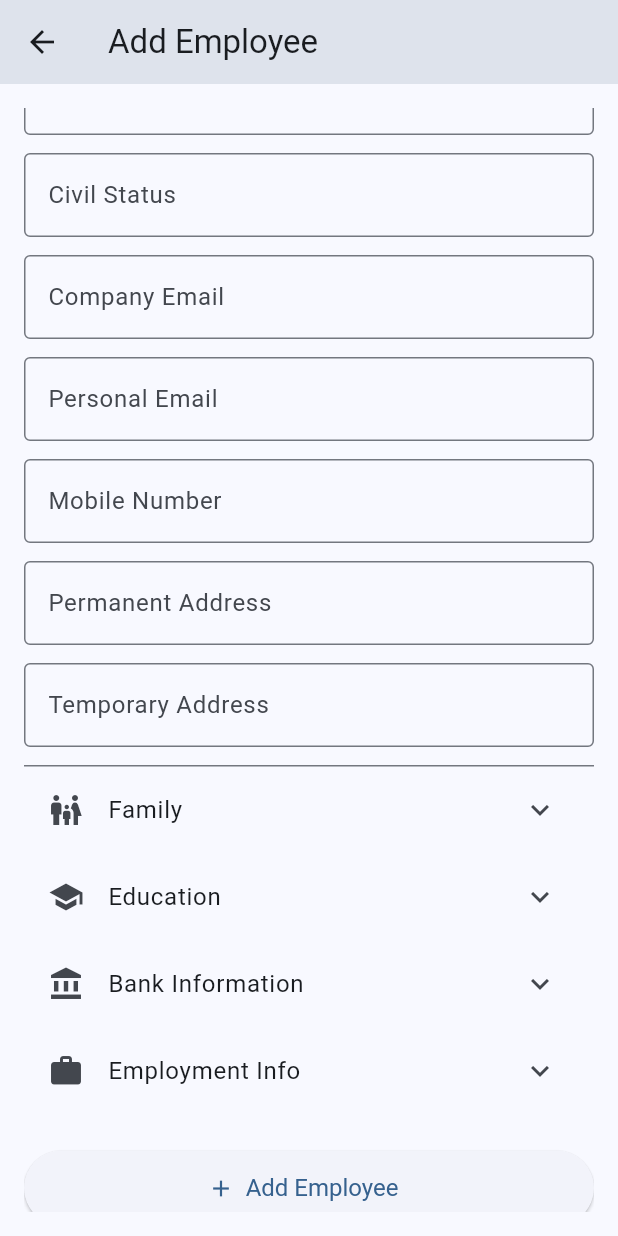
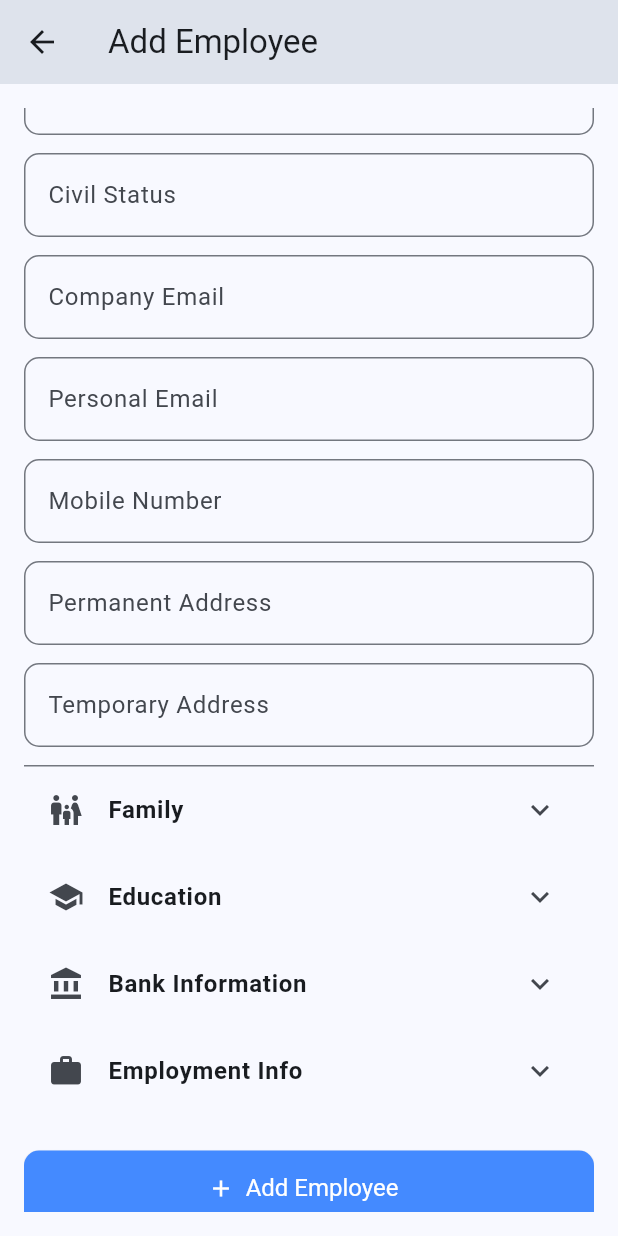
Before and after one commit to its269/hris2, a Flutter app: the ProfileEditPage screen opened directly, scrolled down 576 dp, on a phone screen of 412 x 824 dp. Run offline on Flutter 3.47's test engine with Material 3 defaults, Android fonts, the phone set to English and light mode, and no system bars; network calls fail.

```diff
--- a/analysis_options.yaml
+++ b/analysis_options.yaml
@@ -7,6 +7,9 @@
 
 # The following line activates a set of recommended lints for Flutter apps,
 # packages, and plugins designed to encourage good coding practices.
+analyzer:
+  errors:
+    unused_import: ignore
 include: package:flutter_lints/flutter.yaml
 
 linter:
--- a/lib/pages_admin/profile_edit_page.dart
+++ b/lib/pages_admin/profile_edit_page.dart
@@ -1,6 +1,7 @@
 import 'package:flutter/material.dart';
+import 'package:uuid/uuid.dart';
 import 'employee_model.dart';
-import 'package:uuid/uuid.dart';
+import 'api_service.dart';
 
 class ProfileEditPage extends StatefulWidget {
   final Employee? employee;
@@ -16,7 +17,6 @@ class _ProfileEditPageState extends State<ProfileEditPage> {
   final _uuid = const Uuid();
 
   late Map<String, TextEditingController> controllers;
-
   List<Map<String, dynamic>> familyMembers = [];
 
   @override
@@ -59,7 +59,6 @@ class _ProfileEditPageState extends State<ProfileEditPage> {
       'supervisor': TextEditingController(text: emp?.supervisor ?? ''),
     };
 
-    // Sample initialization if needed
     familyMembers = emp?.familyMembers ?? [];
   }
 
@@ -71,7 +70,7 @@ class _ProfileEditPageState extends State<ProfileEditPage> {
     super.dispose();
   }
 
-  void save() {
+  Future<void> _save() async {
     if (_formKey.currentState!.validate()) {
       final emp = Employee(
         id: widget.employee?.id ?? _uuid.v4(),
@@ -89,9 +88,9 @@ class _ProfileEditPageState extends State<ProfileEditPage> {
         mobileNumber: controllers['mobileNumber']!.text,
         permanentAddress: controllers['permanentAddress']!.text,
         temporaryAddress: controllers['temporaryAddress']!.text,
-        mother: '', // deprecated
-        father: '', // deprecated
-        brother: '', // deprecated
+        mother: '',
+        father: '',
+        brother: '',
         college: controllers['college']!.text,
         shs: controllers['shs']!.text,
         highSchool: controllers['highSchool']!.text,
@@ -107,11 +106,19 @@ class _ProfileEditPageState extends State<ProfileEditPage> {
         familyMembers: familyMembers,
       );
 
-      Navigator.pop(context, emp);
+      if (widget.employee == null) {
+        await ApiService.addEmployee(emp);
+      } else {
+        await ApiService.updateEmployee(emp);
+      }
+
+      if (mounted) {
+        Navigator.pop(context, emp);
+      }
     }
   }
 
-  Widget buildField(
+  Widget _buildField(
     String label,
     String key, {
     TextInputType inputType = TextInputType.text,
@@ -122,7 +129,9 @@ class _ProfileEditPageState extends State<ProfileEditPage> {
         controller: controllers[key],
         decoration: InputDecoration(
           labelText: label,
-          border: const OutlineInputBorder(),
+          border: const OutlineInputBorder(
+            borderRadius: BorderRadius.all(Radius.circular(10)),
+          ),
         ),
         keyboardType: inputType,
         validator: (value) =>
@@ -131,30 +140,32 @@ class _ProfileEditPageState extends State<ProfileEditPage> {
     );
   }
 
-  Widget buildDateField(String label, String key) {
+  Widget _buildDateField(String label, String key) {
     return GestureDetector(
       onTap: () async {
         DateTime? pickedDate = await showDatePicker(
           context: context,
           initialDate:
-              DateTime.tryParse(controllers[key]?.text ?? '') ?? DateTime(1990),
+              DateTime.tryParse(controllers[key]?.text ?? '') ?? DateTime.now(),
           firstDate: DateTime(1900),
-          lastDate: DateTime.now(),
+          lastDate: DateTime(2101),
         );
         if (pickedDate != null) {
-          controllers[key]?.text = pickedDate
-              .toIso8601String()
-              .split('T')
-              .first;
+          setState(() {
+            controllers[key]?.text = pickedDate
+                .toIso8601String()
+                .split('T')
+                .first;
+          });
         }
       },
       child: AbsorbPointer(
-        child: buildField(label, key, inputType: TextInputType.datetime),
+        child: _buildField(label, key, inputType: TextInputType.datetime),
       ),
     );
   }
 
-  Widget buildFamilyField(int index) {
+  Widget _buildFamilyField(int index) {
     return Row(
       children: [
         Expanded(
@@ -163,7 +174,9 @@ class _ProfileEditPageState extends State<ProfileEditPage> {
             value: familyMembers[index]['relation'],
             decoration: const InputDecoration(
               labelText: 'Relation',
-              border: OutlineInputBorder(),
+              border: OutlineInputBorder(
+                borderRadius: BorderRadius.all(Radius.circular(10)),
+              ),
             ),
             items: ['Mother', 'Father', 'Brother', 'Sister', 'Spouse', 'Child']
                 .map(
@@ -187,7 +200,9 @@ class _ProfileEditPageState extends State<ProfileEditPage> {
             initialValue: familyMembers[index]['name'],
             decoration: const InputDecoration(
               labelText: 'Name',
-              border: OutlineInputBorder(),
+              border: OutlineInputBorder(
+                borderRadius: BorderRadius.all(Radius.circular(10)),
+              ),
             ),
             onChanged: (value) {
               familyMembers[index]['name'] = value;
@@ -223,50 +238,55 @@ class _ProfileEditPageState extends State<ProfileEditPage> {
               ExpansionTile(
                 initiallyExpanded: true,
                 leading: const Icon(Icons.person),
-                title: const Text("Personal Information"),
+                title: const Text(
+                  "Personal Information",
+                  style: TextStyle(fontWeight: FontWeight.bold),
+                ),
                 children: [
                   const SizedBox(height: 5),
-                  buildField('First Name', 'firstName'),
-                  buildField('Middle Name', 'middleName'),
-                  buildField('Last Name', 'lastName'),
-                  buildField('Suffix', 'suffix'),
-                  buildField('Nickname', 'nickname'),
-                  buildDateField('Birthday', 'birthday'),
-                  buildField('Age', 'age', inputType: TextInputType.number),
-                  buildField('Birth Place', 'birthPlace'),
-                  buildField('Civil Status', 'civilStatus'),
-                  buildField(
+                  _buildField('First Name', 'firstName'),
+                  _buildField('Middle Name', 'middleName'),
+                  _buildField('Last Name', 'lastName'),
+                  _buildField('Suffix', 'suffix'),
+                  _buildField('Nickname', 'nickname'),
+                  _buildDateField('Birthday', 'birthday'),
+                  _buildField('Age', 'age', inputType: TextInputType.number),
+                  _buildField('Birth Place', 'birthPlace'),
+                  _buildField('Civil Status', 'civilStatus'),
+                  _buildField(
                     'Company Email',
                     'companyEmail',
                     inputType: TextInputType.emailAddress,
                   ),
-                  buildField(
+                  _buildField(
                     'Personal Email',
                     'personalEmail',
                     inputType: TextInputType.emailAddress,
                   ),
-                  buildField(
+                  _buildField(
                     'Mobile Number',
                     'mobileNumber',
                     inputType: TextInputType.phone,
                   ),
-                  buildField('Permanent Address', 'permanentAddress'),
-                  buildField('Temporary Address', 'temporaryAddress'),
+                  _buildField('Permanent Address', 'permanentAddress'),
+                  _buildField('Temporary Address', 'temporaryAddress'),
                 ],
               ),
               ExpansionTile(
                 leading: const Icon(Icons.family_restroom),
-                title: const Text("Family"),
+                title: const Text(
+                  "Family",
+                  style: TextStyle(fontWeight: FontWeight.bold),
+                ),
                 children: [
                   const SizedBox(height: 5),
                   ...List.generate(
                     familyMembers.length,
                     (index) => Padding(
                       padding: const EdgeInsets.only(bottom: 10.0),
-                      child: buildFamilyField(index),
+                      child: _buildFamilyField(index),
                     ),
                   ),
-
                   const SizedBox(height: 8),
                   Align(
                     alignment: Alignment.centerLeft,
@@ -284,45 +304,59 @@ class _ProfileEditPageState extends State<ProfileEditPage> {
               ),
               ExpansionTile(
                 leading: const Icon(Icons.school),
-                title: const Text("Education"),
+                title: const Text(
+                  "Education",
+                  style: TextStyle(fontWeight: FontWeight.bold),
+                ),
                 children: [
                   const SizedBox(height: 5),
-                  buildField('College', 'college'),
-                  buildField('SHS', 'shs'),
-                  buildField('High School', 'highSchool'),
+                  _buildField('College', 'college'),
+                  _buildField('SHS', 'shs'),
+                  _buildField('High School', 'highSchool'),
                 ],
               ),
               ExpansionTile(
                 leading: const Icon(Icons.account_balance),
-                title: const Text("Bank Information"),
+                title: const Text(
+                  "Bank Information",
+                  style: TextStyle(fontWeight: FontWeight.bold),
+                ),
                 children: [
                   const SizedBox(height: 5),
-                  buildField('Bank Name', 'bankName'),
-                  buildField('Bank Number', 'bankNumber'),
+                  _buildField('Bank Name', 'bankName'),
+                  _buildField('Bank Number', 'bankNumber'),
                 ],
               ),
               ExpansionTile(
                 leading: const Icon(Icons.work),
-                title: const Text("Employment Info"),
+                title: const Text(
+                  "Employment Info",
+                  style: TextStyle(fontWeight: FontWeight.bold),
+                ),
                 children: [
                   const SizedBox(height: 5),
-                  buildField('EE ID', 'eeId'),
-                  buildField('Position', 'position'),
-                  buildField('Department', 'department'),
-                  buildDateField('Date Hired', 'dateHired'),
-                  buildDateField('Date Regular', 'dateRegular'),
-                  buildField('Employment Status', 'employmentStatus'),
-                  buildField('Immediate Supervisor', 'supervisor'),
+                  _buildField('EE ID', 'eeId'),
+                  _buildField('Position', 'position'),
+                  _buildField('Department', 'department'),
+                  _buildDateField('Date Hired', 'dateHired'),
+                  _buildDateField('Date Regular', 'dateRegular'),
+                  _buildField('Employment Status', 'employmentStatus'),
+                  _buildField('Immediate Supervisor', 'supervisor'),
                 ],
               ),
               const SizedBox(height: 24),
               ElevatedButton.icon(
-                onPressed: save,
+                onPressed: _save,
                 icon: Icon(isEdit ? Icons.save : Icons.add),
                 label: Text(isEdit ? 'Update Profile' : 'Add Employee'),
                 style: ElevatedButton.styleFrom(
                   minimumSize: const Size.fromHeight(50),
                   textStyle: const TextStyle(fontSize: 16),
+                  backgroundColor: Colors.blueAccent,
+                  foregroundColor: Colors.white,
+                  shape: RoundedRectangleBorder(
+                    borderRadius: BorderRadius.circular(10),
+                  ),
                 ),
               ),
             ],
@@ -332,5 +366,3 @@ class _ProfileEditPageState extends State<ProfileEditPage> {
     );
   }
 }
-
-extension on Employee? {}
--- a/pubspec.yaml
+++ b/pubspec.yaml
@@ -17,6 +17,7 @@ dependencies:
   firebase_auth: ^4.19.0
   cloud_firestore: ^4.11.0
   http: ^0.13.6
+  http: ^0.13.3
   # firebase_core: ^2.31.0
   # firebase_auth: ^4.19.0
   # # firebase_core: ^2.24.0
```
Also changed, not shown: lib/pages_admin/admin_approval_page.dart (added, +89 -0 lines), lib/pages_admin/employee_api_service.dart (added, +57 -0 lines), lib/pages_admin/employee_list_page.dart (+54 -64 lines), lib/pages_admin/employee_model.dart (+45 -34 lines).
